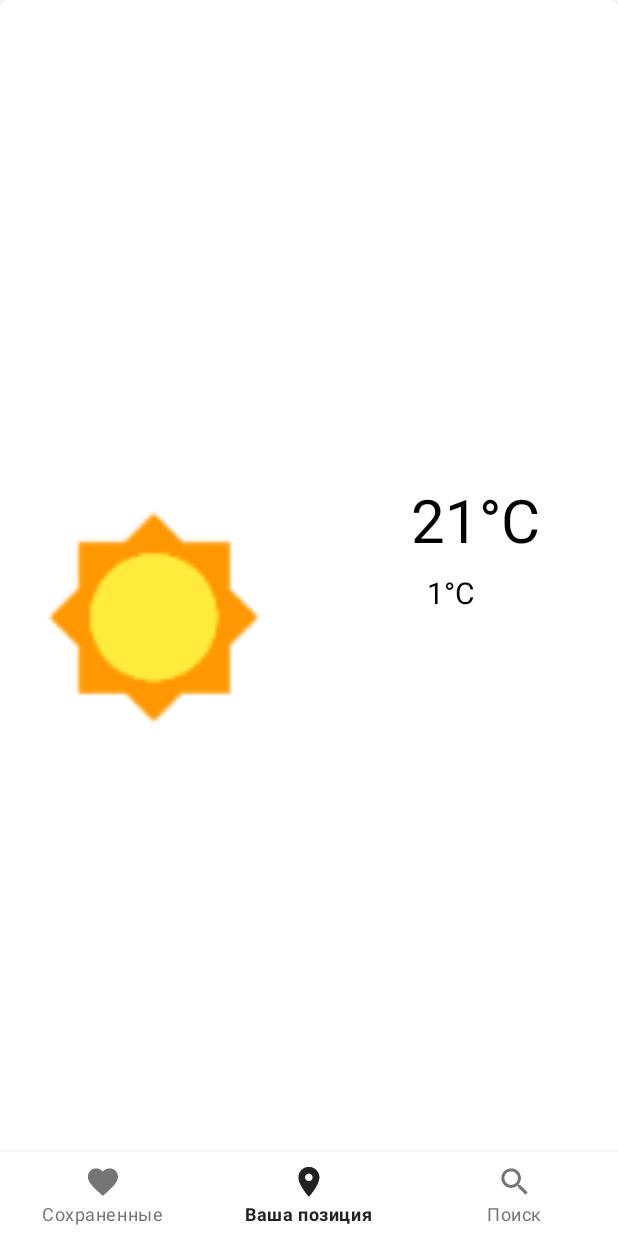
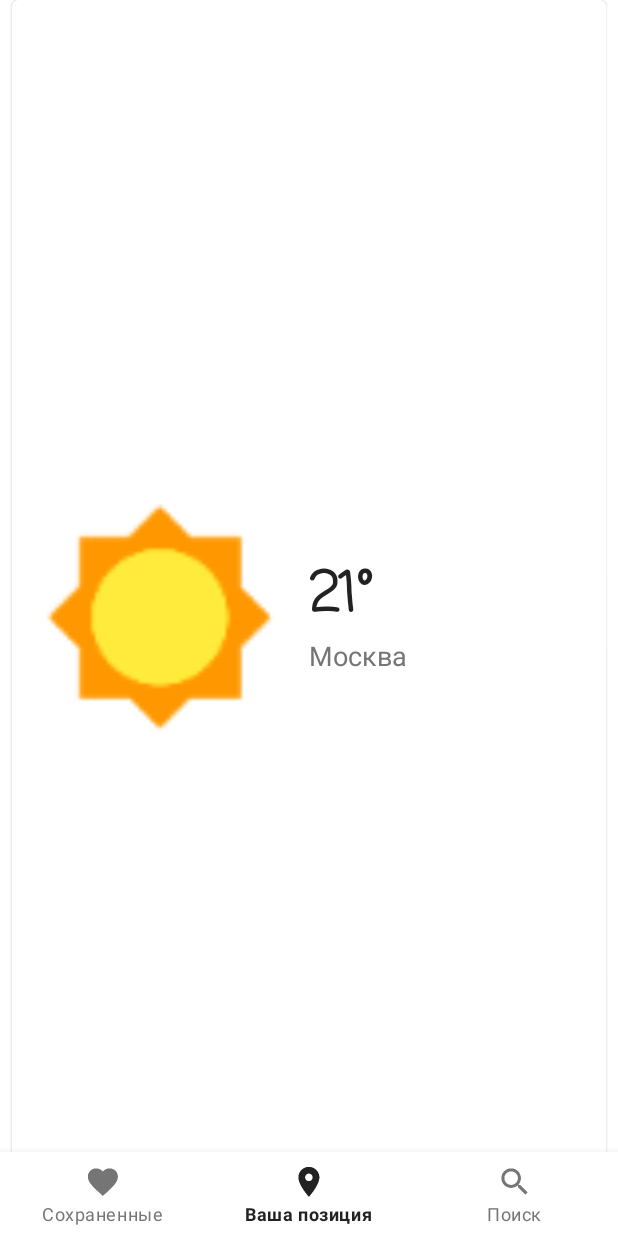
Before and after one commit to vldrshv/android_forecast, an Android app: the screen it shows after launch (MainActivity), on a phone screen of 412 x 824 dp. Run offline under Robolectric (Android 15) with nearby library versions, the phone set to English and light mode, and no system bars; libraries missing offline, so code that uses them is left out: bg.devlabs.transitioner; 5 statements that could not run were skipped.

Commit message:
updated layout.

```diff
--- a/Forecast/app/src/main/res/layout/current_locations_fragment.xml
+++ b/Forecast/app/src/main/res/layout/current_locations_fragment.xml
@@ -1,27 +1,22 @@
 <?xml version="1.0" encoding="utf-8"?>
-<androidx.constraintlayout.widget.ConstraintLayout
-    xmlns:android="http://schemas.android.com/apk/res/android"
+<androidx.constraintlayout.widget.ConstraintLayout xmlns:android="http://schemas.android.com/apk/res/android"
     xmlns:app="http://schemas.android.com/apk/res-auto"
     xmlns:tools="http://schemas.android.com/tools"
     android:id="@+id/screen"
     android:layout_width="match_parent"
     android:layout_height="match_parent">
-
+    <!--
         <com.google.android.material.card.MaterialCardView
             android:id="@+id/ending_view"
-        style="@style/Widget.MaterialComponents.CardView"
             android:layout_width="0dp"
-        android:layout_height="wrap_content"
+            android:layout_height="200dp"
             android:layout_marginStart="8dp"
-        android:layout_marginTop="8dp"
             android:layout_marginEnd="8dp"
-        android:alpha="0.1"
             android:orientation="vertical"
             android:padding="8dp"
             android:tag="starting_view"
             app:layout_constraintEnd_toEndOf="parent"
-        app:layout_constraintStart_toStartOf="parent"
-        app:layout_constraintTop_toTopOf="parent">
+            app:layout_constraintStart_toStartOf="parent">
 
             <LinearLayout
                 android:layout_width="match_parent"
@@ -31,20 +26,14 @@
                 android:tag="linear_one"
                 android:weightSum="2">
 
-            <LinearLayout
-                android:layout_width="match_parent"
-                android:layout_height="match_parent"
-                android:layout_weight="1"
-                android:orientation="horizontal">
-
                 <ImageView
                     android:id="@+id/imageView10"
                     android:layout_width="match_parent"
                     android:layout_height="match_parent"
+                    android:layout_gravity="center"
                     android:layout_weight="1"
                     android:tag="weather"
                     app:srcCompat="@drawable/icons8_sun_200c" />
-            </LinearLayout>
 
                 <LinearLayout
                     android:id="@+id/linearLayout"
@@ -60,7 +49,6 @@
                         android:id="@+id/text3"
                         android:layout_width="wrap_content"
                         android:layout_height="wrap_content"
-                    android:layout_marginBottom="8dp"
                         android:tag="text"
                         android:text="21°C"
                         android:textColor="#000"
@@ -70,8 +58,6 @@
                         android:id="@+id/text4"
                         android:layout_width="wrap_content"
                         android:layout_height="wrap_content"
-                    android:layout_marginStart="8dp"
-                    android:layout_marginEnd="8dp"
                         android:tag="text2"
                         android:text="1°C"
                         android:textColor="#000"
@@ -85,18 +71,22 @@
         <com.google.android.material.card.MaterialCardView
             android:id="@+id/starting_view"
             android:layout_width="match_parent"
-        android:layout_height="match_parent"
+            android:layout_height="0dp"
+            android:layout_marginTop="8dp"
+            android:layout_marginBottom="8dp"
             android:background="@drawable/background"
             android:orientation="vertical"
             android:tag="starting_view"
-        android:visibility="visible"
-        tools:layout_editor_absoluteX="8dp"
-        tools:layout_editor_absoluteY="8dp">
+            android:visibility="gone"
+            app:layout_constraintBottom_toBottomOf="parent"
+            app:layout_constraintTop_toTopOf="@+id/ending_view"
+            tools:layout_editor_absoluteX="0dp">
 
             <LinearLayout
                 android:layout_width="match_parent"
                 android:layout_height="wrap_content"
                 android:layout_gravity="center"
+                android:gravity="center"
                 android:orientation="horizontal">
 
                 <ImageView
@@ -121,8 +111,6 @@
                         android:id="@+id/text"
                         android:layout_width="wrap_content"
                         android:layout_height="wrap_content"
-                    android:layout_marginStart="8dp"
-                    android:layout_marginBottom="8dp"
                         android:tag="text"
                         android:text="21°C"
                         android:textColor="#000"
@@ -132,8 +120,6 @@
                         android:id="@+id/text2"
                         android:layout_width="wrap_content"
                         android:layout_height="wrap_content"
-                    android:layout_marginEnd="8dp"
-                    android:layout_marginBottom="96dp"
                         android:tag="text2"
                         android:text="1°C"
                         android:textColor="#000"
@@ -143,17 +129,134 @@
 
 
         </com.google.android.material.card.MaterialCardView>
+    -->
+    <com.google.android.material.card.MaterialCardView
+        android:id="@+id/starting_view"
+        android:tag="card"
+
+        android:layout_width="match_parent"
+        android:layout_height="match_parent"
+        android:layout_marginStart="8dp"
+        android:layout_marginEnd="8dp"
+        app:layout_constraintEnd_toEndOf="parent"
+        app:layout_constraintStart_toStartOf="parent">
+
+        <LinearLayout
+
+            android:layout_width="match_parent"
+            android:layout_height="match_parent"
+            android:gravity="center"
+            android:orientation="horizontal">
+
+            <ImageView
+                android:layout_width="match_parent"
+                android:layout_height="match_parent"
+                android:layout_marginTop="8dp"
+                android:layout_marginBottom="8dp"
+                android:layout_weight="1"
+                android:src="@drawable/icons8_sun_200c"
+                android:tag="weather"
+                app:layout_constraintBottom_toBottomOf="parent"
+                app:layout_constraintTop_toTopOf="parent" />
+
+            <LinearLayout
+                android:layout_width="match_parent"
+                android:layout_height="match_parent"
+                android:layout_weight="1"
+                android:gravity="center"
+                android:orientation="vertical"
+                android:tag="linear_one">
+
+                <TextView
+                    android:id="@+id/textView"
+                    android:layout_width="match_parent"
+                    android:layout_height="wrap_content"
+                    android:fontFamily="casual"
+                    android:tag="temperature"
+                    android:text="21°"
+                    android:textColor="@color/colorMenuSelected"
+                    android:textSize="36sp"
+                    android:textStyle="bold" />
+
+                <TextView
+                    android:id="@+id/textViewCity"
+                    android:layout_width="match_parent"
+                    android:layout_height="wrap_content"
+                    android:fontFamily="casual"
+                    android:tag="city"
+                    android:text="Москва"
+                    android:textColor="@color/colorMenuNotSelected"
+                    android:textSize="18sp" />
+            </LinearLayout>
+        </LinearLayout>
+    </com.google.android.material.card.MaterialCardView>
+
+    <com.google.android.material.card.MaterialCardView
+        android:id="@+id/ending_view"
+        android:layout_width="match_parent"
+
+        android:layout_height="wrap_content"
+        android:layout_marginStart="8dp"
+        android:layout_marginTop="8dp"
+        android:layout_marginEnd="8dp"
+        android:tag="card"
+        android:visibility="invisible"
+        app:layout_constraintEnd_toEndOf="parent"
+        app:layout_constraintStart_toStartOf="parent"
+        app:layout_constraintTop_toTopOf="parent">
+
+        <LinearLayout
+            android:layout_width="match_parent"
+            android:layout_height="wrap_content"
+            android:gravity="center"
+            android:orientation="horizontal">
+
+            <ImageView
+                android:layout_width="match_parent"
+                android:layout_height="match_parent"
+                android:layout_weight="1"
+                android:src="@drawable/icons8_sun_200c"
+                android:tag="weather" />
+
+            <LinearLayout
+                android:layout_width="match_parent"
+                android:layout_height="wrap_content"
+                android:layout_weight="1"
+                android:orientation="vertical"
+                android:tag="linear_one">
+
+                <TextView
+                    android:id="@+id/textViewTemperature2"
+                    android:layout_width="match_parent"
+                    android:layout_height="wrap_content"
+                    android:tag="temperature"
+                    android:text="21°"
+                    android:textColor="@color/colorMenuSelected"
+                    android:textSize="36sp"
+                    android:textStyle="bold" />
+
+                <TextView
+                    android:id="@+id/textViewCity2"
+                    android:layout_width="match_parent"
+                    android:layout_height="wrap_content"
+                    android:fontFamily="casual"
+                    android:tag="city"
+                    android:text="Москва"
+                    android:textColor="@color/colorMenuNotSelected"
+                    android:textSize="18sp" />
+            </LinearLayout>
+        </LinearLayout>
+    </com.google.android.material.card.MaterialCardView>
 
     <Button
         android:id="@+id/button"
         android:layout_width="wrap_content"
         android:layout_height="wrap_content"
-        android:layout_marginStart="8dp"
         android:layout_marginTop="8dp"
         android:backgroundTint="#fff"
         android:text="Expand"
         android:textColor="#210479"
-        app:layout_constraintStart_toStartOf="parent"
-        app:layout_constraintTop_toBottomOf="@+id/starting_view" />
+        app:layout_constraintTop_toBottomOf="@+id/starting_view"
+        tools:layout_editor_absoluteX="8dp" />
 
 </androidx.constraintlayout.widget.ConstraintLayout>
```
Lines whose indentation alone changed are shown as unchanged.
